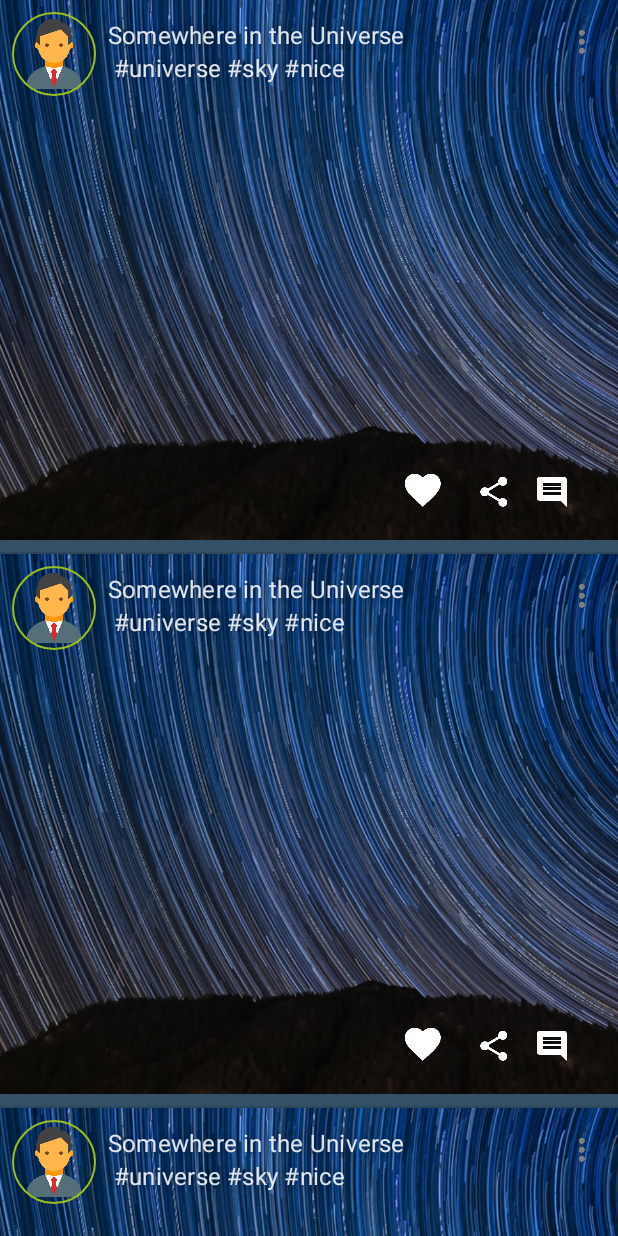
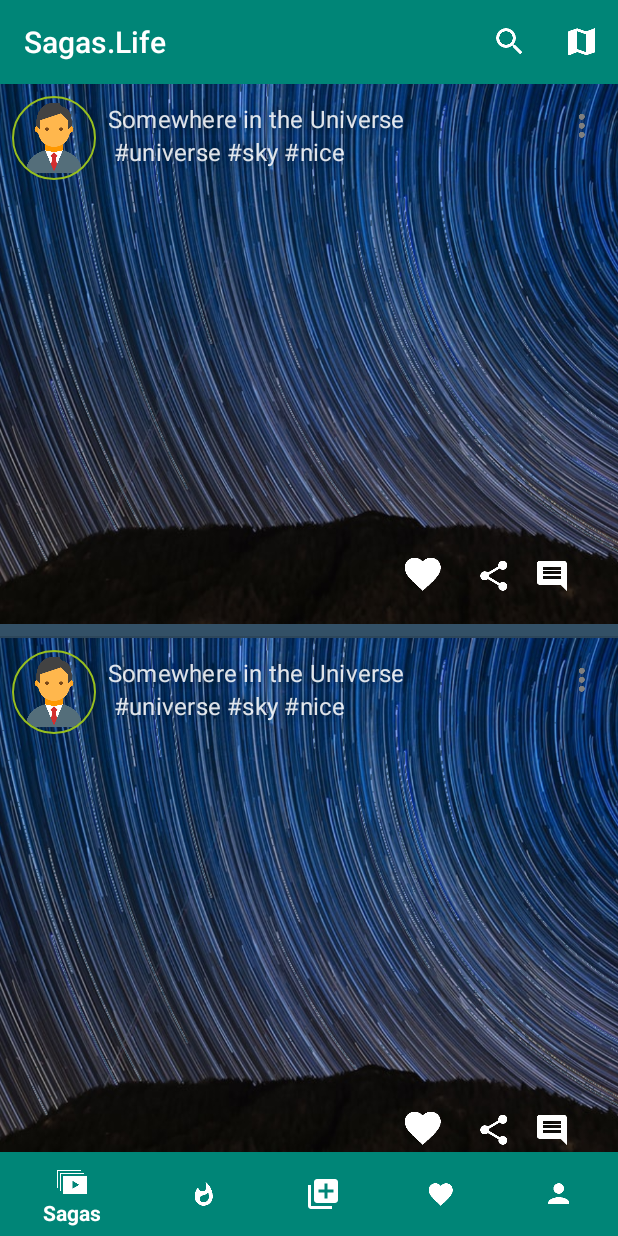
Before and after one commit to Vivikar/sagas.life-android, an Android app: the Timelapsefeed screen opened directly, with no data from a screen before it, on a phone screen of 412 x 824 dp. Run offline under Robolectric (Android 15) with nearby library versions, the light colour scheme and no system bars; our stand-ins replace CircleImageView, data binding; 1 statement that could not run was skipped.

Commit message:
Add top/bottom navbar

```diff
--- a/app/build.gradle
+++ b/app/build.gradle
@@ -44,4 +44,10 @@ dependencies {
 
     implementation 'androidx.recyclerview:recyclerview:1.1.0'
     implementation 'de.hdodenhof:circleimageview:3.0.1'
+
+
+    implementation 'com.google.android.material:material:1.2.0-alpha02'
+    implementation 'androidx.appcompat:appcompat:1.1.0'
+
+
 }
--- a/app/src/main/java/com/iasahub/sagas_life/Timelapsefeed.kt
+++ b/app/src/main/java/com/iasahub/sagas_life/Timelapsefeed.kt
@@ -3,6 +3,7 @@ package com.iasahub.sagas_life
 import android.content.Intent
 import androidx.appcompat.app.AppCompatActivity
 import android.os.Bundle
+import android.view.Menu
 import android.widget.LinearLayout
 import android.widget.Toast
 import androidx.databinding.DataBindingUtil
@@ -27,7 +28,15 @@ class Timelapsefeed : AppCompatActivity(), OnTimelapseItemClickListener {
         TimeRecycler.addItemDecoration((DividerItemDecoration(this, 1)))
         TimeRecycler.adapter = TimelapseAdapter(timelapse_feed_list, this)
 
+
+        setSupportActionBar(toolbar)
         //setContentView(R.layout.activity_timelapsefeed)
+    }
+
+    override fun onCreateOptionsMenu(menu: Menu): Boolean {
+        // Inflate the menu; this adds items to the action bar if it is present.
+        menuInflater.inflate(R.menu.menu_main, menu)
+        return true
     }
 
     fun addTimelapse(){
--- a/app/src/main/res/layout-v26/layout_item_view.xml
+++ b/app/src/main/res/layout-v26/layout_item_view.xml
@@ -6,7 +6,6 @@
     android:layout_height="360dp"
     android:orientation="horizontal"
     android:layout_marginBottom="8dp">
-
 
     <RelativeLayout
         android:layout_width="match_parent"
@@ -99,8 +98,8 @@
                 android:background="@null"
                 />
         </RelativeLayout>
+
+
     </RelativeLayout>
 
-
-
 </LinearLayout>
--- a/app/src/main/res/layout/activity_timelapsefeed.xml
+++ b/app/src/main/res/layout/activity_timelapsefeed.xml
@@ -3,10 +3,30 @@
     xmlns:android="http://schemas.android.com/apk/res/android"
     xmlns:app="http://schemas.android.com/apk/res-auto"
     xmlns:tools="http://schemas.android.com/tools">
+
     <androidx.constraintlayout.widget.ConstraintLayout
         android:layout_width="match_parent"
         android:layout_height="match_parent"
-        tools:context=".Timelapsefeed">
+        tools:context=".Timelapsefeed"
+        android:fitsSystemWindows="true">
+
+
+        <androidx.appcompat.widget.Toolbar
+            android:id="@+id/toolbar"
+            android:minHeight="?attr/actionBarSize"
+            android:layout_width="match_parent"
+            android:layout_height="wrap_content"
+            app:titleTextColor="@android:color/white"
+            android:background="?attr/colorPrimary">
+        </androidx.appcompat.widget.Toolbar>
+
+
+        <FrameLayout
+            android:layout_width="match_parent"
+            android:layout_height="match_parent"
+            android:id="@+id/container"
+            android:layout_marginTop="56dp"
+            >
 
 
         <androidx.recyclerview.widget.RecyclerView
@@ -15,5 +35,16 @@
             android:id="@+id/TimeRecycler">
 
         </androidx.recyclerview.widget.RecyclerView>
+            <com.google.android.material.bottomnavigation.BottomNavigationView
+                android:id="@+id/bottom_navigation"
+                android:layout_width="match_parent"
+                android:layout_height="wrap_content"
+                android:layout_gravity="bottom"
+                android:background="@color/colorPrimary"
+                app:itemIconTint="@color/white"
+                app:itemTextColor="@color/white"
+                app:menu="@menu/bottom_navigation_menu"
+                />
+        </FrameLayout>
     </androidx.constraintlayout.widget.ConstraintLayout>
 </layout>
--- /dev/null
+++ b/app/src/main/res/menu/bottom_navigation_menu.xml
@@ -0,0 +1,25 @@
+<?xml version="1.0" encoding="utf-8"?>
+<menu xmlns:android="http://schemas.android.com/apk/res/android">
+    <item
+        android:id="@+id/sagas"
+        android:icon="@drawable/icons_ic_tabbar_home"
+        android:title="Sagas" />
+    <item
+        android:id="@+id/trends"
+        android:icon="@drawable/icons_ic_tabbar_trends"
+        android:title="Trends" />
+
+    <item
+        android:id="@+id/add_pic"
+        android:icon="@drawable/ic_add_to_photos_black_24dp"
+        android:title="Add Picture" />
+
+    <item
+        android:id="@+id/favorites"
+        android:icon="@drawable/icons_ic_tabbar_favorites"
+        android:title="Favorites" />
+    <item
+        android:id="@+id/mysaga"
+        android:icon="@drawable/icons_ic_tabbar_user_profile"
+        android:title="My saga" />
+</menu>
--- /dev/null
+++ b/app/src/main/res/menu/menu_main.xml
@@ -0,0 +1,15 @@
+<menu xmlns:android="http://schemas.android.com/apk/res/android"
+    xmlns:app="http://schemas.android.com/apk/res-auto">
+    <item
+        android:id="@+id/search"
+        android:icon="@drawable/icons_ic_navibar_search"
+        app:showAsAction="ifRoom"
+        android:title="Search">
+    </item>
+    <item
+        android:id="@+id/map"
+        android:icon="@drawable/icons_ic_navibar_map"
+        app:showAsAction="ifRoom|withText"
+        android:title="Map">
+    </item>
+</menu>
--- a/app/src/main/res/values/styles.xml
+++ b/app/src/main/res/values/styles.xml
@@ -1,12 +1,12 @@
 <resources>
 
     <!-- Base application theme. -->
-    <style name="AppTheme" parent="Theme.AppCompat.Light.DarkActionBar">
+    <style name="AppTheme" parent="Theme.AppCompat.Light.NoActionBar">
         <!-- Customize your theme here. -->
         <item name="colorPrimary">@color/colorPrimary</item>
         <item name="colorPrimaryDark">@color/colorPrimaryDark</item>
         <item name="colorAccent">@color/colorAccent</item>
-        <item name="android:windowFullscreen">true</item>
+        <item name="android:windowFullscreen">false</item>
         <item name="windowNoTitle">true</item>
         <item name="windowActionBar">false</item>
 
@@ -15,9 +15,11 @@
 
     <!-- Кастомная AppTheme.Launcher. Устанавливает в качестве фона вашу drawable -->
     <style name="AppTheme.Launcher">
+
         <item name="android:windowBackground">@drawable/launch_screen</item>
         <!-- для Android 5+ вы можете поменять цвет colorPrimaryDark, чтобы соответствовать цвету windowBackground -->
         <!-- <item name="colorPrimaryDark">@android:color/white</item> -->
+        <item name="windowActionBar">false</item>
     </style>
 
     <style name="TextStyle">
```
